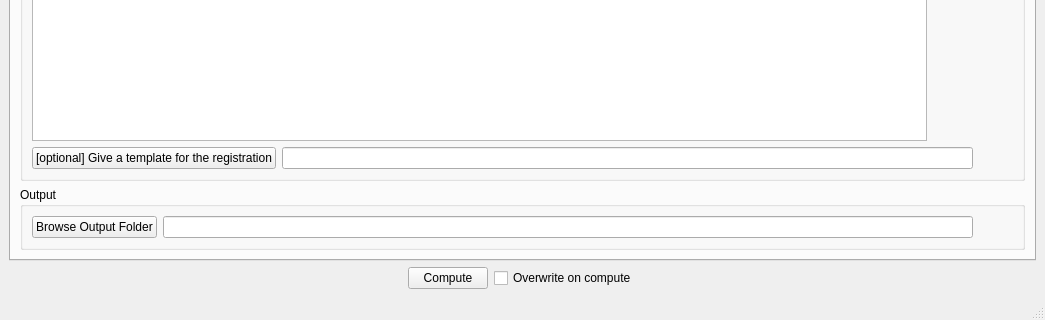
First picture: the form in GUIwindow.ui, repository adrienkaiser/DTIAtlasBuilder, before the edit; both pictures show x 0 to 1045 and y 257 to 577 of the 1045 by 577 pixel window.
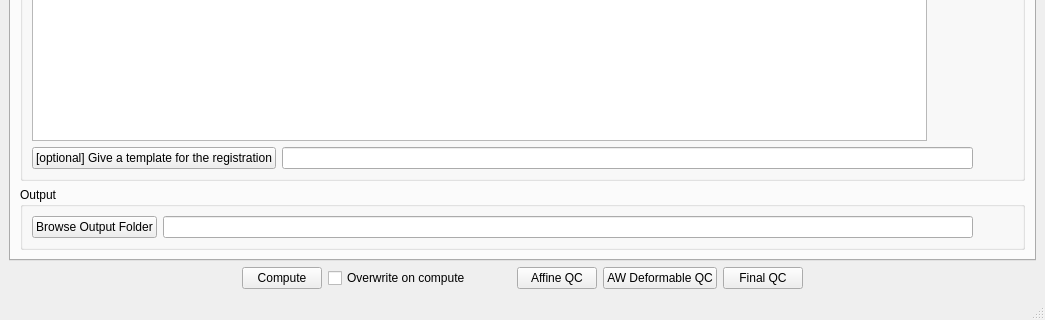
Second picture: the form after the edit.

Commit message: BUG: Avoid Window freezing during QC using child processes

```diff
--- a/GUIwindow.ui
+++ b/GUIwindow.ui
@@ -1480,6 +1480,52 @@
         </property>
        </widget>
       </item>
+      <item>
+       <spacer name="horizontalSpacer_15">
+        <property name="orientation">
+         <enum>Qt::Horizontal</enum>
+        </property>
+        <property name="sizeType">
+         <enum>QSizePolicy::Fixed</enum>
+        </property>
+        <property name="sizeHint" stdset="0">
+         <size>
+          <width>40</width>
+          <height>20</height>
+         </size>
+        </property>
+       </spacer>
+      </item>
+      <item>
+       <widget class="QPushButton" name="AffineQCButton">
+        <property name="toolTip">
+         <string>QC with MriWatcher</string>
+        </property>
+        <property name="text">
+         <string>Affine QC</string>
+        </property>
+       </widget>
+      </item>
+      <item>
+       <widget class="QPushButton" name="DeformQCButton">
+        <property name="toolTip">
+         <string>QC with MriWatcher</string>
+        </property>
+        <property name="text">
+         <string>AW Deformable QC</string>
+        </property>
+       </widget>
+      </item>
+      <item>
+       <widget class="QPushButton" name="ResampQCButton">
+        <property name="toolTip">
+         <string>QC with MriWatcher</string>
+        </property>
+        <property name="text">
+         <string>Final QC</string>
+        </property>
+       </widget>
+      </item>
       <item>
        <spacer name="horizontalSpacer_2">
         <property name="orientation">
```
Left out of the diff: 28 changed lines with no effect on the pictures. The commit also changes 4 other files.
